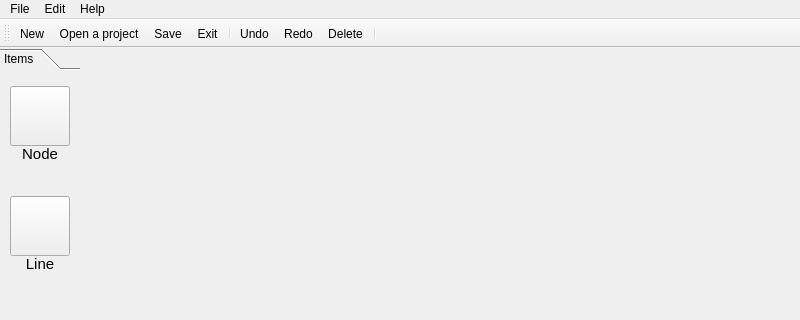
Above: drawpad.ui from novolife/railRoute before the change; both pictures show x 0 to 800 and y 0 to 320 of the 800 by 600 pixel window. Below: the same form after it.
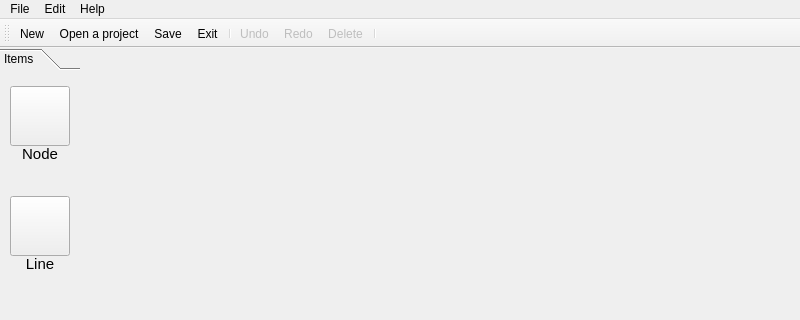
That is the form after the change. Icons and pictures are not drawn.

Diff of the .ui file:
```diff
--- a/drawpad.ui
+++ b/drawpad.ui
@@ -301,6 +301,9 @@
    </property>
   </action>
   <action name="actionUndo">
+   <property name="enabled">
+    <bool>false</bool>
+   </property>
    <property name="icon">
     <iconset resource="res.qrc">
      <normaloff>:/res/img/icon/undo.ico</normaloff>:/res/img/icon/undo.ico</iconset>
@@ -316,6 +319,9 @@
    </property>
   </action>
   <action name="actionRedo">
+   <property name="enabled">
+    <bool>false</bool>
+   </property>
    <property name="icon">
     <iconset resource="res.qrc">
      <normaloff>:/res/img/icon/redo.ico</normaloff>:/res/img/icon/redo.ico</iconset>
@@ -331,6 +337,9 @@
    </property>
   </action>
   <action name="actionDelete">
+   <property name="enabled">
+    <bool>false</bool>
+   </property>
    <property name="icon">
     <iconset resource="res.qrc">
      <normaloff>:/res/img/icon/close.ico</normaloff>:/res/img/icon/close.ico</iconset>
```
